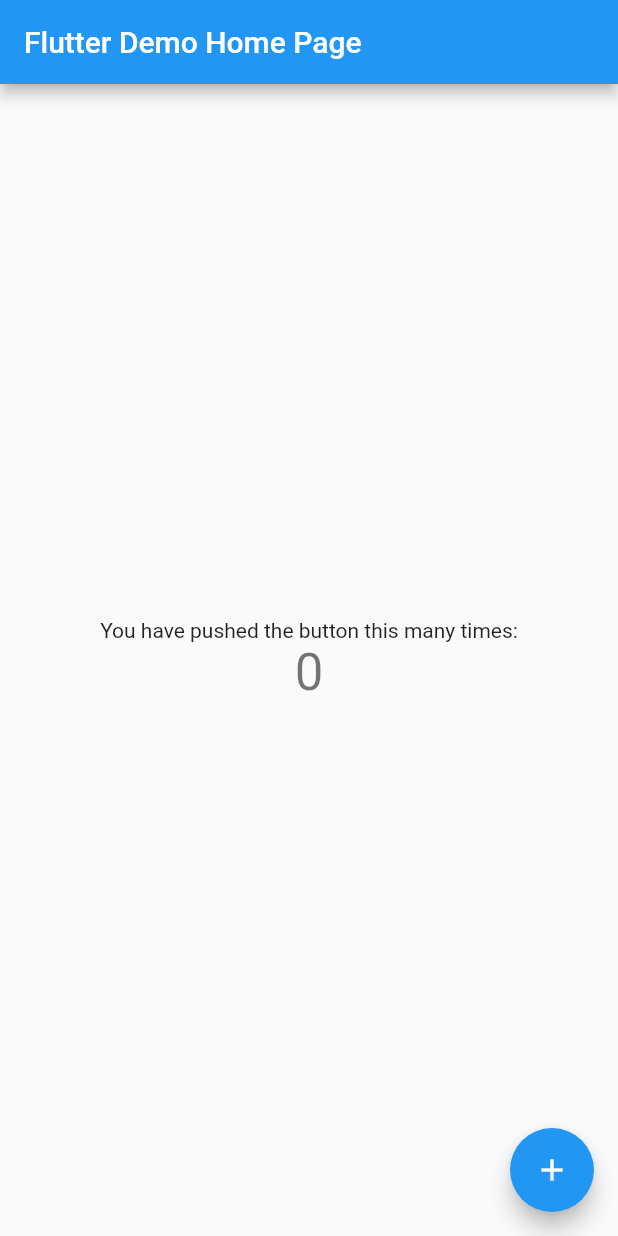
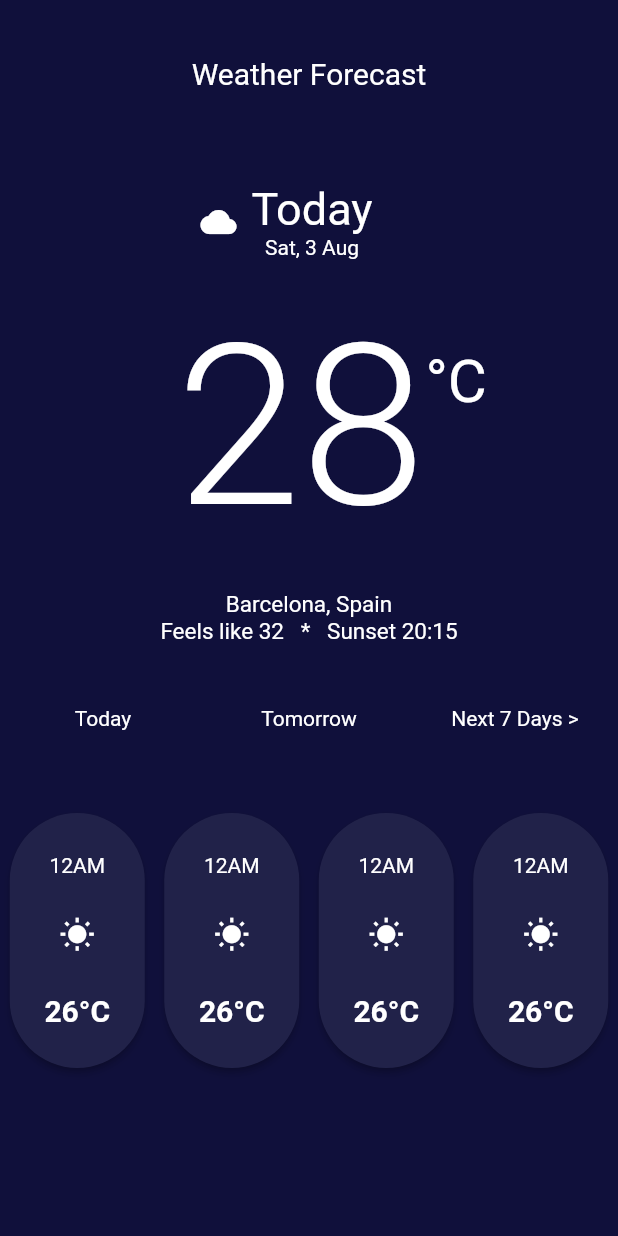
Before and after one commit to Jojoschmidt/beautiful_weather, a Flutter app: the screen it shows after launch, on a phone screen of 412 x 824 dp. Run offline on Flutter 3.47's test engine with Material 2 defaults, Android fonts, the phone set to English and light mode, and no system bars.

Commit message:
initial commit

```diff
--- /dev/null
+++ b/lib/constraints.dart
@@ -0,0 +1,5 @@
+import 'package:flutter/material.dart';
+
+const kBasicText = TextStyle(
+  color: Colors.white
+);
--- /dev/null
+++ b/lib/hour_weather_card.dart
@@ -0,0 +1,35 @@
+import 'package:flutter/material.dart';
+
+import 'constraints.dart';
+
+class HourWeatherCard extends StatefulWidget {
+  @override
+  _HourWeatherCardState createState() => _HourWeatherCardState();
+}
+
+class _HourWeatherCardState extends State<HourWeatherCard> {
+  @override
+  Widget build(BuildContext context) {
+    return RawMaterialButton(
+        onPressed: (){},
+        shape: RoundedRectangleBorder(borderRadius: BorderRadius.circular(90)),
+        fillColor: Color(0xFF212249),
+        constraints: BoxConstraints.tightFor(
+          height: 170,
+          width: 90
+        ),
+      child: Column(
+        mainAxisAlignment: MainAxisAlignment.spaceEvenly,
+
+        children: <Widget>[
+          Text(
+            '12AM',
+            style: kBasicText,
+          ),
+          Icon(Icons.wb_sunny,color: Colors.white,),
+          Text('26°C',style: kBasicText.copyWith(fontSize: 20,fontWeight: FontWeight.w600),)
+        ],
+      ),
+    );
+  }
+}
--- a/lib/main.dart
+++ b/lib/main.dart
@@ -1,111 +1,22 @@
+import 'package:beautiful_weather/weather_screen.dart';
 import 'package:flutter/material.dart';
 
 void main() => runApp(MyApp());
 
 class MyApp extends StatelessWidget {
-  // This widget is the root of your application.
   @override
   Widget build(BuildContext context) {
     return MaterialApp(
-      title: 'Flutter Demo',
+      title: 'Weather Forecast',
       theme: ThemeData(
-        // This is the theme of your application.
-        //
-        // Try running your application with "flutter run". You'll see the
-        // application has a blue toolbar. Then, without quitting the app, try
-        // changing the primarySwatch below to Colors.green and then invoke
-        // "hot reload" (press "r" in the console where you ran "flutter run",
-        // or simply save your changes to "hot reload" in a Flutter IDE).
-        // Notice that the counter didn't reset back to zero; the application
-        // is not restarted.
-        primarySwatch: Colors.blue,
+        scaffoldBackgroundColor: Color(0xFF10103B),
+        primaryTextTheme: TextTheme(
+          headline: TextStyle(
+            color: Colors.white
+          )
+        )
       ),
-      home: MyHomePage(title: 'Flutter Demo Home Page'),
+      home: WeatherScreen(),
     );
   }
 }
-
-class MyHomePage extends StatefulWidget {
-  MyHomePage({Key key, this.title}) : super(key: key);
-
-  // This widget is the home page of your application. It is stateful, meaning
-  // that it has a State object (defined below) that contains fields that affect
-  // how it looks.
-
-  // This class is the configuration for the state. It holds the values (in this
-  // case the title) provided by the parent (in this case the App widget) and
-  // used by the build method of the State. Fields in a Widget subclass are
-  // always marked "final".
-
-  final String title;
-
-  @override
-  _MyHomePageState createState() => _MyHomePageState();
-}
-
-class _MyHomePageState extends State<MyHomePage> {
-  int _counter = 0;
-
-  void _incrementCounter() {
-    setState(() {
-      // This call to setState tells the Flutter framework that something has
-      // changed in this State, which causes it to rerun the build method below
-      // so that the display can reflect the updated values. If we changed
-      // _counter without calling setState(), then the build method would not be
-      // called again, and so nothing would appear to happen.
-      _counter++;
-    });
-  }
-
-  @override
-  Widget build(BuildContext context) {
-    // This method is rerun every time setState is called, for instance as done
-    // by the _incrementCounter method above.
-    //
-    // The Flutter framework has been optimized to make rerunning build methods
-    // fast, so that you can just rebuild anything that needs updating rather
-    // than having to individually change instances of widgets.
-    return Scaffold(
-      appBar: AppBar(
-        // Here we take the value from the MyHomePage object that was created by
-        // the App.build method, and use it to set our appbar title.
-        title: Text(widget.title),
-      ),
-      body: Center(
-        // Center is a layout widget. It takes a single child and positions it
-        // in the middle of the parent.
-        child: Column(
-          // Column is also layout widget. It takes a list of children and
-          // arranges them vertically. By default, it sizes itself to fit its
-          // children horizontally, and tries to be as tall as its parent.
-          //
-          // Invoke "debug painting" (press "p" in the console, choose the
-          // "Toggle Debug Paint" action from the Flutter Inspector in Android
-          // Studio, or the "Toggle Debug Paint" command in Visual Studio Code)
-          // to see the wireframe for each widget.
-          //
-          // Column has various properties to control how it sizes itself and
-          // how it positions its children. Here we use mainAxisAlignment to
-          // center the children vertically; the main axis here is the vertical
-          // axis because Columns are vertical (the cross axis would be
-          // horizontal).
-          mainAxisAlignment: MainAxisAlignment.center,
-          children: <Widget>[
-            Text(
-              'You have pushed the button this many times:',
-            ),
-            Text(
-              '$_counter',
-              style: Theme.of(context).textTheme.display1,
-            ),
-          ],
-        ),
-      ),
-      floatingActionButton: FloatingActionButton(
-        onPressed: _incrementCounter,
-        tooltip: 'Increment',
-        child: Icon(Icons.add),
-      ), // This trailing comma makes auto-formatting nicer for build methods.
-    );
-  }
-}
--- /dev/null
+++ b/lib/weather_screen.dart
@@ -0,0 +1,155 @@
+import 'package:flutter/material.dart';
+
+import 'constraints.dart';
+import 'hour_weather_card.dart';
+
+class WeatherScreen extends StatefulWidget {
+  @override
+  _WeatherScreenState createState() => _WeatherScreenState();
+}
+
+class _WeatherScreenState extends State<WeatherScreen> {
+  @override
+  Widget build(BuildContext context) {
+    return Scaffold(
+      body: SafeArea(
+        child: Column(
+          children: <Widget>[
+            Expanded(
+              child: Row(
+                mainAxisAlignment: MainAxisAlignment.center,
+                crossAxisAlignment: CrossAxisAlignment.center,
+                children: <Widget>[
+                  Text(
+                    'Weather Forecast',
+                    style: TextStyle(
+                      color: Colors.white,
+                      fontSize: 20
+                    ),
+                  )
+                ],
+              ),
+            ),
+            Expanded(
+              child: Row(
+                mainAxisAlignment: MainAxisAlignment.center,
+                crossAxisAlignment: CrossAxisAlignment.center,
+                children: <Widget>[
+                  Icon(
+                    Icons.cloud,
+                    color: Colors.white,
+                  ),
+                  SizedBox(
+                    width: 10,
+                  ),
+                  Column(
+                    mainAxisAlignment: MainAxisAlignment.center,
+                    children: <Widget>[
+                      Text(
+                        'Today',
+                        style: kBasicText.copyWith(fontSize: 30),
+                      ),
+                      Text(
+                        'Sat, 3 Aug',
+                        style: kBasicText,
+                      )
+                    ],
+                  ),
+                  SizedBox(width: 30,)
+                ],
+              ),
+            ),
+            Expanded(
+              flex: 2,
+              child: Row(
+                mainAxisAlignment: MainAxisAlignment.center,
+                crossAxisAlignment: CrossAxisAlignment.start,
+                children: <Widget>[
+                  SizedBox(width: 30,),
+                  Text(
+                    '28',
+                    style: TextStyle(
+                      fontSize: 150,
+                      fontWeight: FontWeight.w300,
+                      color: Colors.white
+                    )
+                  ),
+                  Column(
+                    children: <Widget>[
+                      SizedBox(
+                        height: 34,
+                      ),
+                      Text(
+                          '°C',
+                        style: kBasicText.copyWith(fontSize: 40),
+
+                      ),
+                    ],
+                  ),
+                ],
+              ),
+            ),
+            Row(
+              mainAxisAlignment: MainAxisAlignment.center,
+              children: <Widget>[
+                Text('Barcelona, Spain',style: kBasicText.copyWith(fontSize: 15),),
+              ],
+            ),
+
+            Row(
+              mainAxisAlignment: MainAxisAlignment.center,
+              children: <Widget>[
+                Text('Feels like 32   *   Sunset 20:15',style: kBasicText.copyWith(fontSize: 15),),
+              ],
+            ),
+            Expanded(
+              child: Row(
+                mainAxisAlignment: MainAxisAlignment.spaceAround,
+                children: <Widget>[
+                  DateButton('Today',null),
+                  DateButton('Tomorrow',null),
+                  DateButton('Next 7 Days >',null),
+                ],
+              ),
+            ),
+            Expanded(
+              flex: 2,
+              child: Row(
+                mainAxisAlignment: MainAxisAlignment.spaceAround,
+                children: <Widget>[
+                  HourWeatherCard(),
+                  HourWeatherCard(),
+                  HourWeatherCard(),
+                  HourWeatherCard(),
+
+                ],
+              ),
+            ),
+            Expanded(
+              child: Row(
+              ),
+            ),
+
+          ],
+        ),
+      ),
+    );
+  }
+}
+
+// ignore: must_be_immutable
+class DateButton extends StatelessWidget {
+  String text;
+  Function action;
+
+  DateButton(this.text, this.action);
+  @override
+  Widget build(BuildContext context) {
+    return RawMaterialButton(
+      fillColor: Color(0xFF10103B),
+      onPressed: action,
+      child: Text(text,style: kBasicText,),
+      elevation: 0,
+    );
+  }
+}
```
